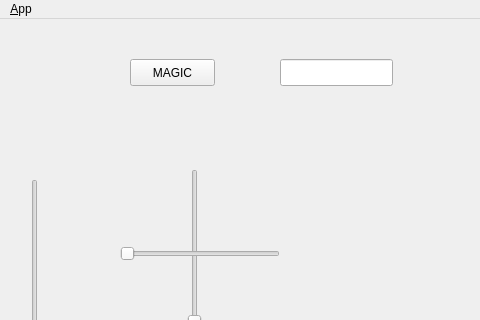
The window that qtworkspace/qdude/ui/main_window.ui (trevorfalls/NASGR) describes before a commit, drawn with Qt 5; both pictures show x 0 to 480 and y 0 to 320 of the 944 by 704 pixel window.
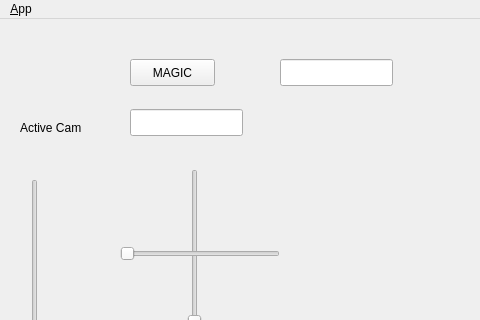
The same window after the commit. Icons and pictures are not drawn.

```diff
--- a/qtworkspace/qdude/ui/main_window.ui
+++ b/qtworkspace/qdude/ui/main_window.ui
@@ -190,6 +190,29 @@
      <string/>
     </property>
    </widget>
+   <widget class="QLineEdit" name="activeCam">
+    <property name="geometry">
+     <rect>
+      <x>130</x>
+      <y>90</y>
+      <width>113</width>
+      <height>27</height>
+     </rect>
+    </property>
+   </widget>
+   <widget class="QLabel" name="label">
+    <property name="geometry">
+     <rect>
+      <x>20</x>
+      <y>100</y>
+      <width>81</width>
+      <height>17</height>
+     </rect>
+    </property>
+    <property name="text">
+     <string>Active Cam</string>
+    </property>
+   </widget>
   </widget>
   <widget class="QMenuBar" name="menubar">
    <property name="geometry">
```
